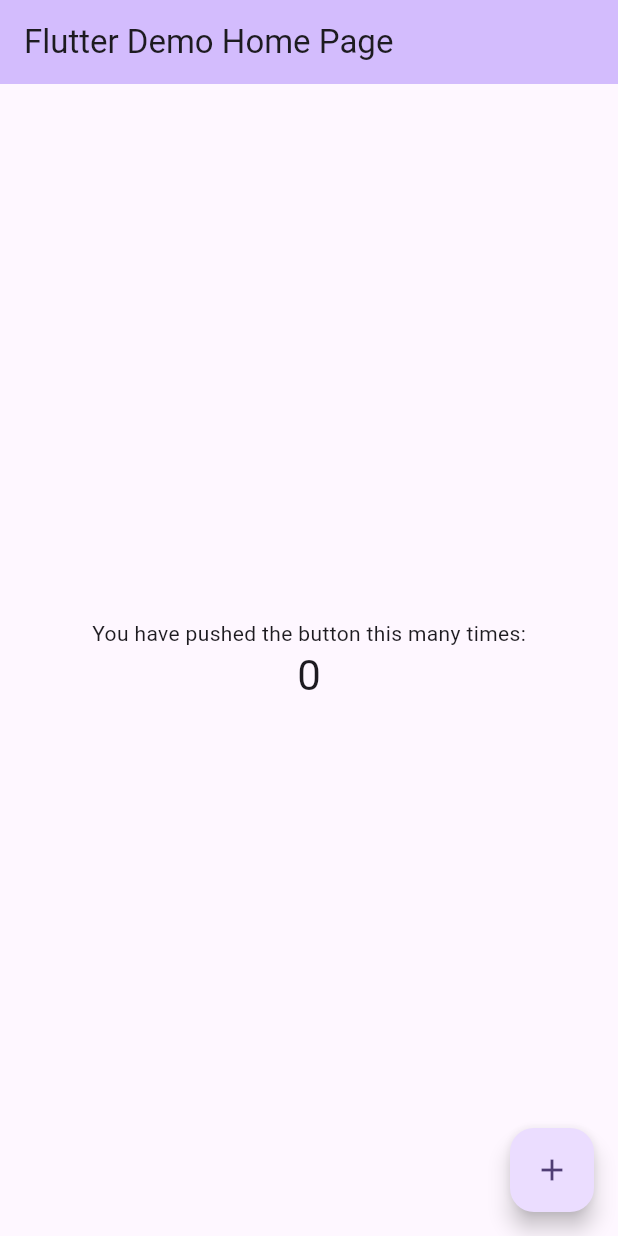
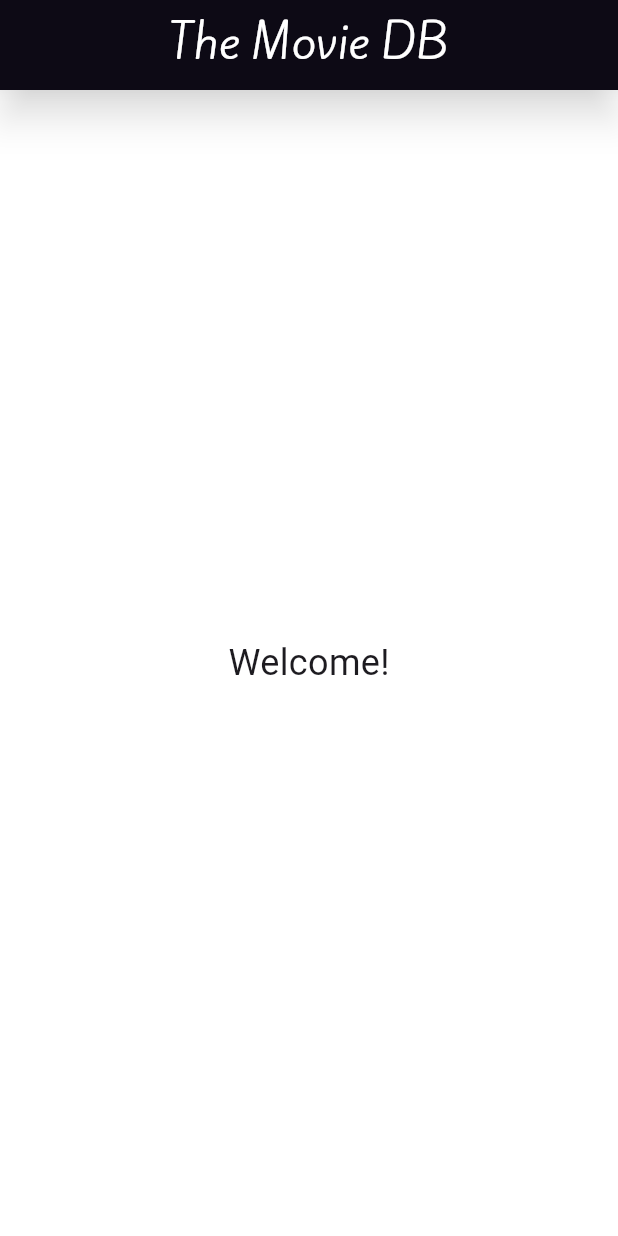
Before and after one commit to PS233187/the_movie_db, a Flutter app: the screen it shows after launch, on a phone screen of 412 x 824 dp. Run offline on Flutter 3.47's test engine with Material 3 defaults, Android fonts, the phone set to English and light mode, and no system bars.

Commit message:
homepage_start

```diff
--- a/lib/main.dart
+++ b/lib/main.dart
@@ -1,125 +1,22 @@
 import 'package:flutter/material.dart';
+import 'package:the_movie_db/pages/home_page.dart';
+
+
 
 void main() {
-  runApp(const MyApp());
+  runApp(MyApp());
 }
 
 class MyApp extends StatelessWidget {
-  const MyApp({super.key});
-
-  // This widget is the root of your application.
   @override
   Widget build(BuildContext context) {
     return MaterialApp(
-      title: 'Flutter Demo',
+      debugShowCheckedModeBanner: false,
+      title: 'Moodyboard',
       theme: ThemeData(
-        // This is the theme of your application.
-        //
-        // TRY THIS: Try running your application with "flutter run". You'll see
-        // the application has a purple toolbar. Then, without quitting the app,
-        // try changing the seedColor in the colorScheme below to Colors.green
-        // and then invoke "hot reload" (save your changes or press the "hot
-        // reload" button in a Flutter-supported IDE, or press "r" if you used
-        // the command line to start the app).
-        //
-        // Notice that the counter didn't reset back to zero; the application
-        // state is not lost during the reload. To reset the state, use hot
-        // restart instead.
-        //
-        // This works for code too, not just values: Most code changes can be
-        // tested with just a hot reload.
-        colorScheme: ColorScheme.fromSeed(seedColor: Colors.deepPurple),
-        useMaterial3: true,
+        primarySwatch: Colors.blue,
       ),
-      home: const MyHomePage(title: 'Flutter Demo Home Page'),
+      home: HomePage(),
     );
   }
 }
-
-class MyHomePage extends StatefulWidget {
-  const MyHomePage({super.key, required this.title});
-
-  // This widget is the home page of your application. It is stateful, meaning
-  // that it has a State object (defined below) that contains fields that affect
-  // how it looks.
-
-  // This class is the configuration for the state. It holds the values (in this
-  // case the title) provided by the parent (in this case the App widget) and
-  // used by the build method of the State. Fields in a Widget subclass are
-  // always marked "final".
-
-  final String title;
-
-  @override
-  State<MyHomePage> createState() => _MyHomePageState();
-}
-
-class _MyHomePageState extends State<MyHomePage> {
-  int _counter = 0;
-
-  void _incrementCounter() {
-    setState(() {
-      // This call to setState tells the Flutter framework that something has
-      // changed in this State, which causes it to rerun the build method below
-      // so that the display can reflect the updated values. If we changed
-      // _counter without calling setState(), then the build method would not be
-      // called again, and so nothing would appear to happen.
-      _counter++;
-    });
-  }
-
-  @override
-  Widget build(BuildContext context) {
-    // This method is rerun every time setState is called, for instance as done
-    // by the _incrementCounter method above.
-    //
-    // The Flutter framework has been optimized to make rerunning build methods
-    // fast, so that you can just rebuild anything that needs updating rather
-    // than having to individually change instances of widgets.
-    return Scaffold(
-      appBar: AppBar(
-        // TRY THIS: Try changing the color here to a specific color (to
-        // Colors.amber, perhaps?) and trigger a hot reload to see the AppBar
-        // change color while the other colors stay the same.
-        backgroundColor: Theme.of(context).colorScheme.inversePrimary,
-        // Here we take the value from the MyHomePage object that was created by
-        // the App.build method, and use it to set our appbar title.
-        title: Text(widget.title),
-      ),
-      body: Center(
-        // Center is a layout widget. It takes a single child and positions it
-        // in the middle of the parent.
-        child: Column(
-          // Column is also a layout widget. It takes a list of children and
-          // arranges them vertically. By default, it sizes itself to fit its
-          // children horizontally, and tries to be as tall as its parent.
-          //
-          // Column has various properties to control how it sizes itself and
-          // how it positions its children. Here we use mainAxisAlignment to
-          // center the children vertically; the main axis here is the vertical
-          // axis because Columns are vertical (the cross axis would be
-          // horizontal).
-          //
-          // TRY THIS: Invoke "debug painting" (choose the "Toggle Debug Paint"
-          // action in the IDE, or press "p" in the console), to see the
-          // wireframe for each widget.
-          mainAxisAlignment: MainAxisAlignment.center,
-          children: <Widget>[
-            const Text(
-              'You have pushed the button this many times:',
-            ),
-            Text(
-              '$_counter',
-              style: Theme.of(context).textTheme.headlineMedium,
-            ),
-          ],
-        ),
-      ),
-      floatingActionButton: FloatingActionButton(
-        onPressed: _incrementCounter,
-        tooltip: 'Increment',
-        child: const Icon(Icons.add),
-      ), // This trailing comma makes auto-formatting nicer for build methods.
-    );
-  }
-}
--- /dev/null
+++ b/lib/pages/home_page.dart
@@ -0,0 +1,41 @@
+import 'package:flutter/material.dart';
+
+class HomePage extends StatefulWidget {
+  const HomePage({Key? key}) : super(key: key);
+
+  @override
+  HomePageState createState() => HomePageState();
+}
+
+class HomePageState extends State<HomePage> {
+  @override
+  Widget build(BuildContext context) {
+    return Scaffold(
+      appBar: PreferredSize(
+        preferredSize: const Size.fromHeight(60.0),
+        child: AppBar(
+          title: const Text(
+            'The Movie DB',
+            style: TextStyle(
+              color: Colors.white,
+              fontFamily: 'Kite One',
+              fontSize: 30,
+            ),
+          ),
+          centerTitle: true,
+          backgroundColor: Colors.black, // Adjusted background color
+          elevation: 10,
+          shadowColor: Colors.white,
+          iconTheme: const IconThemeData(color: Colors.white),
+        ),
+      ),
+      backgroundColor: Colors.white,
+      body: Center(
+        child: Text(
+          'Welcome!',
+          style: TextStyle(fontSize: 24),
+        ),
+      ), // Placeholder text, replace with your actual app content
+    );
+  }
+}
```
Also changed, not shown: pubspec.yaml (+18 -12 lines), assets/fonts/AovelSansRounded-rdDL.ttf (added), assets/fonts/ArianaVioleta-dz2K.ttf (added), assets/fonts/KiteOne-Regular.ttf (added), assets/fonts/Short Baby.ttf (added), assets/fonts/ink-free.ttf (added), 1 other file.
